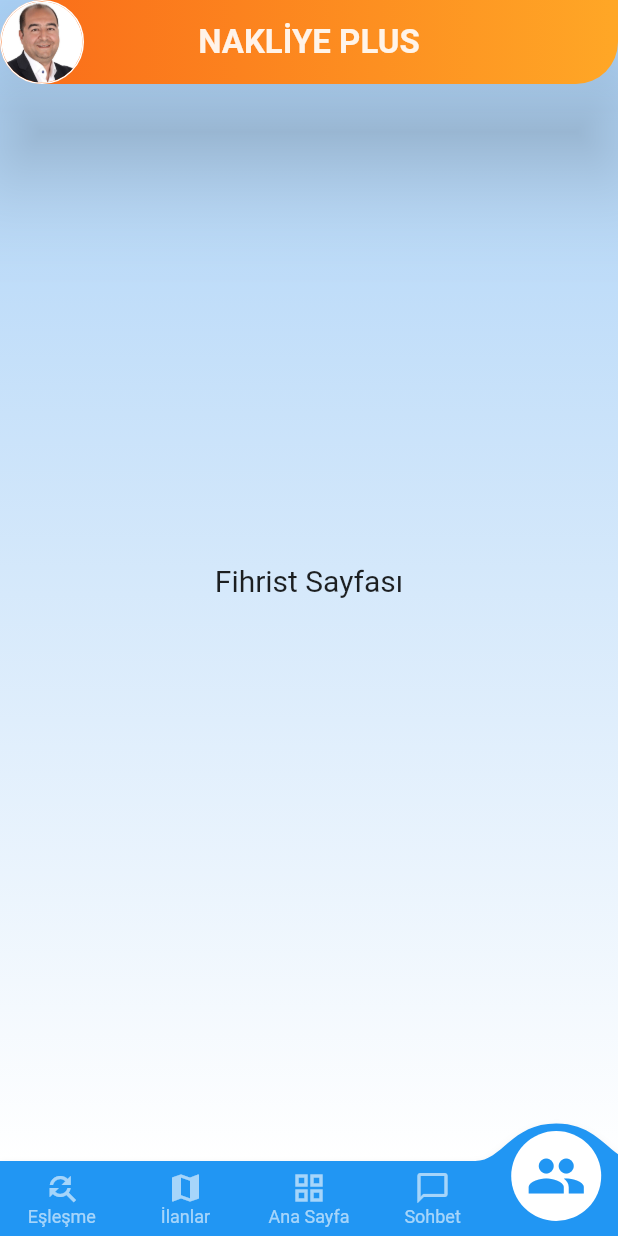
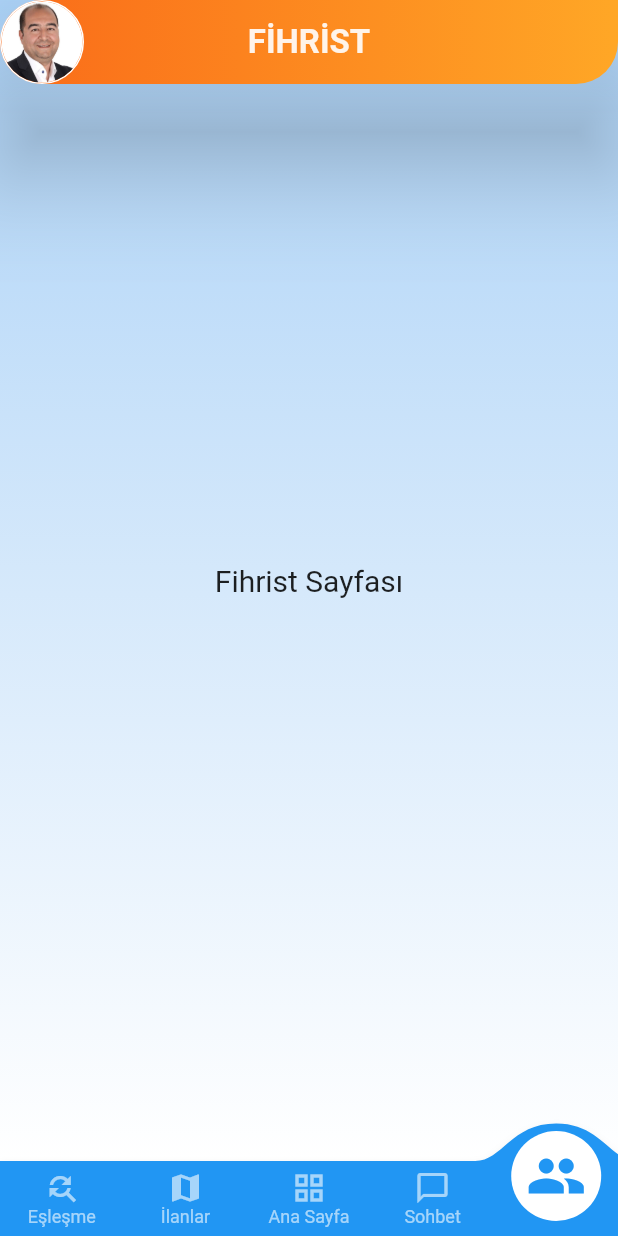
Before and after one commit to akinzeman/nakliyeplus, a Flutter app: the screen it shows after launch, item 5 of the bottom bar chosen, on a phone screen of 412 x 824 dp. Run offline on Flutter 3.47's test engine with Material 2 defaults, Android fonts, the phone set to English and light mode, and no system bars; drawn by our look-alikes of convex_bottom_bar; our stand-ins replace get.

Commit message:
providerli ile mergeden once

```diff
--- a/lib/main.dart
+++ b/lib/main.dart
@@ -65,6 +65,13 @@ class MyApp extends StatelessWidget {
       SohbetPage(),
       FihristPage()
       // ProfilePage()
+    ];
+    final sayfaBasliklari = [
+      "EŞLEŞME",
+      "İLANLAR",
+      "NAKLİYE PLUS",
+      "SOHBET",
+      "FİHRİST"
     ];
 
     return MaterialApp(
@@ -187,7 +194,13 @@ class MyApp extends StatelessWidget {
                 onTap: (int i) => {
                       print('click index=$i'),
 
+                      /* todo:sor: burası amator */
+                      context
+                          .read<AppController>()
+                          .setAppTitle(sayfaBasliklari[i]),
+
                       context.read<AppController>().changeActiveConvexTab(i),
+
                       //yukardaki ile bu aynı...->  Provider.of<AppController>(context, listen: false).changeActiveConvexTab(i),
 
                       // setState(() {
@@ -233,7 +246,8 @@ class StyledAppTitle extends StatelessWidget {
     // print(context.watch<AppController>().appTitle);
     // return Text(appTitle,
     return Consumer<AppController>(builder: (context, provider, child) {
-      return Text(provider.appTitle.toString(),
+      // return Text(provider.activeConvexTab.toString(),// bu haliyle calisti!
+      return Text(provider.appTitle,
           style: TextStyle(
               color: Color.fromRGBO(255, 255, 255, .9),
               fontSize: 22.0,
```
